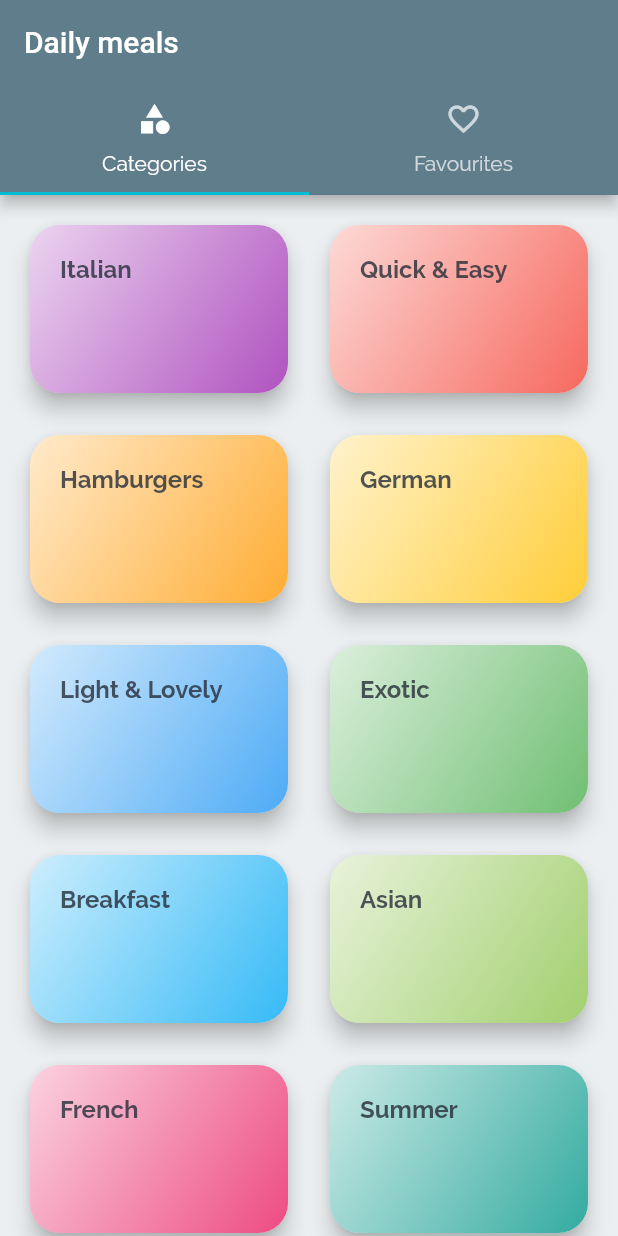
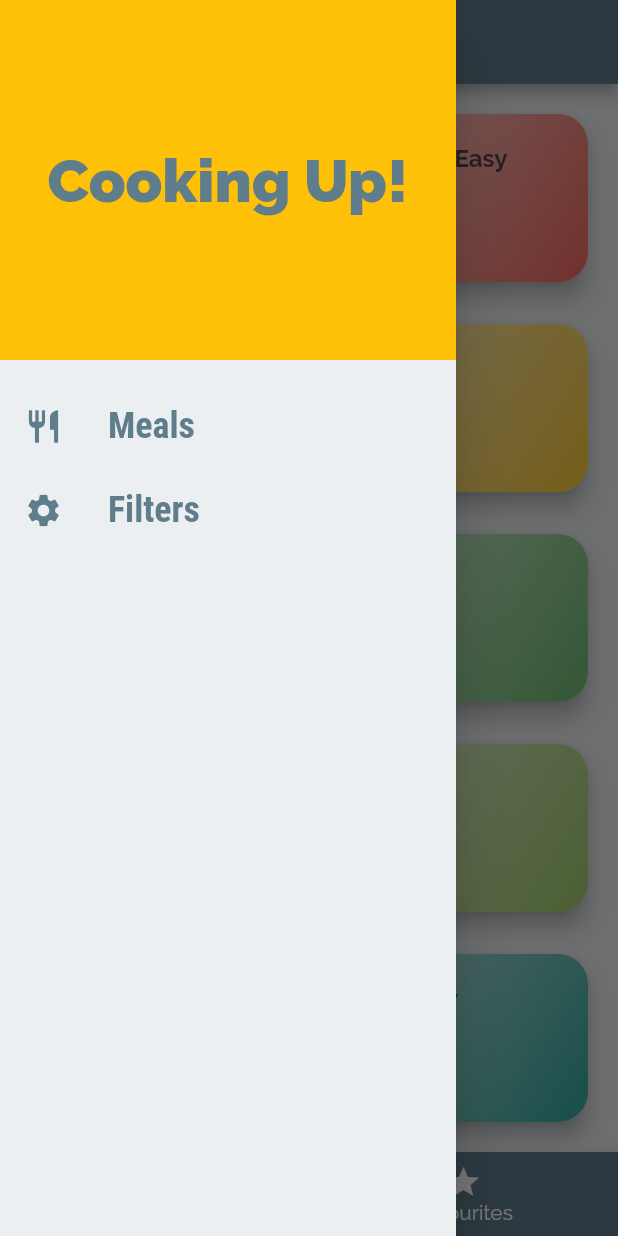
Before and after one commit to My-Personal-Flutter/Daily-Meals, a Flutter app: the screen it shows after launch, with the side drawer open (before the commit the screen has no drawer), on a phone screen of 412 x 824 dp. Run offline on Flutter 3.47's test engine with Material 2 defaults, Android fonts, the phone set to English and light mode, and no system bars.

Commit message:
perfectly done Drawer and Appbar

```diff
--- a/lib/main.dart
+++ b/lib/main.dart
@@ -1,7 +1,9 @@
 import 'package:daily_meals/screens/category_meals_screen.dart';
 import 'package:daily_meals/screens/catgories_screen.dart';
+import 'package:daily_meals/screens/favourites_screen.dart';
+import 'package:daily_meals/screens/filters_screen.dart';
 import 'package:daily_meals/screens/meal_detail_screen.dart';
-import 'package:daily_meals/screens/something_wrong.dart';
+import 'package:daily_meals/screens/something_wrong_screen.dart';
 import 'package:daily_meals/screens/tabs_screen.dart';
 import 'package:flutter/material.dart';
 
@@ -19,7 +21,8 @@ class MyApp extends StatelessWidget {
         colorScheme: ColorScheme.fromSwatch(
           primarySwatch: Colors.blueGrey,
         ).copyWith(
-          secondary: Colors.cyan,
+          secondary: Colors.amber,
+          onSecondary: Colors.white,
         ),
         canvasColor: Colors.blueGrey[50],
         fontFamily: "Raleway",
@@ -45,6 +48,8 @@ class MyApp extends StatelessWidget {
         CategoriesScreen.routeName: (ctx) => const CategoriesScreen(),
         CategoryMealsScreen.routeName: (ctx) => const CategoryMealsScreen(),
         MealDetailScreen.routeName: (ctx) => const MealDetailScreen(),
+        FavouriteScreen.routeName: (ctx) => const FavouriteScreen(),
+        FiltersScreen.routeName: (ctx) => const FiltersScreen(),
       },
       onGenerateRoute: (setting) {
         //
--- a/lib/screens/favourites_screen.dart
+++ b/lib/screens/favourites_screen.dart
@@ -1,6 +1,8 @@
 import 'package:flutter/material.dart';
 
 class FavouriteScreen extends StatelessWidget {
+  static const routeName = "/favourites";
+
   const FavouriteScreen({Key? key}) : super(key: key);
 
   @override
--- /dev/null
+++ b/lib/screens/filters_screen.dart
@@ -0,0 +1,22 @@
+import 'package:daily_meals/widgets/main_drawer.dart';
+import 'package:flutter/material.dart';
+
+class FiltersScreen extends StatelessWidget {
+  static const routeName = "/filters";
+
+  const FiltersScreen({Key? key}) : super(key: key);
+
+  @override
+  Widget build(BuildContext context) {
+    return Scaffold(
+      appBar: AppBar(
+        title: const Text("Filters"),
+        centerTitle: false,
+      ),
+      drawer: const MainDrawer(),
+      body: const Center(
+        child: Text("Hello Detective"),
+      ),
+    );
+  }
+}
--- a/lib/screens/meal_detail_screen.dart
+++ b/lib/screens/meal_detail_screen.dart
@@ -70,10 +70,7 @@ class MealDetailScreen extends StatelessWidget {
               _buildContainerWithListitem(
                 ListView.builder(
                   itemBuilder: (ctx, index) => Card(
-                    color: Theme.of(context)
-                        .colorScheme
-                        .secondary
-                        .withOpacity(0.5),
+                    color: Theme.of(context).colorScheme.secondary,
                     child: Padding(
                       padding: const EdgeInsets.symmetric(
                           vertical: 12, horizontal: 16),
@@ -82,7 +79,6 @@ class MealDetailScreen extends StatelessWidget {
                         style: const TextStyle(
                           fontFamily: "Raleway",
                           fontSize: 14,
-                          color: Colors.white,
                           fontWeight: FontWeight.bold,
                         ),
                       ),
--- a/lib/screens/tabs_screen.dart
+++ b/lib/screens/tabs_screen.dart
@@ -1,5 +1,6 @@
 import 'package:daily_meals/screens/catgories_screen.dart';
 import 'package:daily_meals/screens/favourites_screen.dart';
+import 'package:daily_meals/widgets/main_drawer.dart';
 import 'package:flutter/material.dart';
 
 class TabsScreen extends StatefulWidget {
@@ -10,38 +11,52 @@ class TabsScreen extends StatefulWidget {
 }
 
 class _TabsScreenState extends State<TabsScreen> {
+  final List<Map<String, Object>> _pages = const [
+    {
+      "page": CategoriesScreen(),
+      "title": "Categories",
+    },
+    {"page": FavouriteScreen(), "title": "Favourites"},
+  ];
+
+  int _selectedPageIndex = 0;
+
+  void _selectPage(int index) {
+    setState(() {
+      _selectedPageIndex = index;
+    });
+  }
+
   @override
   Widget build(BuildContext context) {
-    return DefaultTabController(
-      length: 2,
-      initialIndex: 0,
-      child: Scaffold(
-        appBar: AppBar(
-          title: const Text("Daily meals"),
-          centerTitle: false,
-          bottom: const TabBar(
-            tabs: [
-              Tab(
-                icon: Icon(
-                  Icons.category,
-                ),
-                text: 'Categories',
-              ),
-              Tab(
-                icon: Icon(
-                  Icons.favorite_outline,
-                ),
-                text: 'Favourites',
-              )
-            ],
+    return Scaffold(
+      appBar: AppBar(
+        title: Text(_pages[_selectedPageIndex]['title'] as String),
+        centerTitle: false,
+      ),
+      drawer: const MainDrawer(),
+      body: _pages[_selectedPageIndex]["page"] as Widget,
+      bottomNavigationBar: BottomNavigationBar(
+        onTap: _selectPage,
+        currentIndex: _selectedPageIndex,
+        backgroundColor: Theme.of(context).primaryColor,
+        selectedItemColor: Theme.of(context).colorScheme.secondary,
+        unselectedItemColor: Theme.of(context).colorScheme.onSecondary,
+        selectedFontSize: 14,
+        unselectedFontSize: 14,
+        type: BottomNavigationBarType.fixed,
+        items: const [
+          BottomNavigationBarItem(
+            //  backgroundColor: Theme.of(context).primaryColor,
+            icon: Icon(Icons.category),
+            label: "Categories",
           ),
-        ),
-        body: const SafeArea(
-          child: TabBarView(children: [
-            CategoriesScreen(),
-            FavouriteScreen(),
-          ]),
-        ),
+          BottomNavigationBarItem(
+            //  backgroundColor: Theme.of(context).primaryColor,
+            icon: Icon(Icons.star),
+            label: "Favourites",
+          ),
+        ],
       ),
     );
   }
--- /dev/null
+++ b/lib/widgets/main_drawer.dart
@@ -0,0 +1,78 @@
+import 'package:daily_meals/screens/filters_screen.dart';
+import 'package:flutter/material.dart';
+
+class MainDrawer extends StatelessWidget {
+  const MainDrawer({Key? key}) : super(key: key);
+
+  Widget _buildListTile(
+    BuildContext context,
+    String title,
+    IconData icon,
+    Function onTapHandler,
+  ) {
+    return ListTile(
+      leading: Icon(
+        icon,
+        size: 26,
+        color: Theme.of(context).primaryColor,
+      ),
+      title: Text(
+        title,
+        style: TextStyle(
+          fontFamily: "RobotoCondensed",
+          fontSize: 24,
+          fontWeight: FontWeight.bold,
+          color: Theme.of(context).primaryColor,
+        ),
+      ),
+      onTap: () {
+        onTapHandler();
+      },
+    );
+  }
+
+  @override
+  Widget build(BuildContext context) {
+    return Drawer(
+      child: Column(
+        children: [
+          Container(
+            height: 240,
+            width: double.infinity,
+            padding: const EdgeInsets.all(20),
+            alignment: Alignment.center,
+            color: Theme.of(context).colorScheme.secondary,
+            child: Text(
+              "Cooking Up!",
+              style: TextStyle(
+                fontWeight: FontWeight.w900,
+                fontSize: 40,
+                color: Theme.of(context).primaryColor,
+              ),
+            ),
+          ),
+          const SizedBox(
+            height: 16,
+          ),
+          _buildListTile(
+            context,
+            "Meals",
+            Icons.restaurant,
+            () {
+              Navigator.of(context).pushReplacementNamed('/');
+            },
+          ),
+          _buildListTile(
+            context,
+            "Filters",
+            Icons.settings,
+            () {
+              Navigator.of(context)
+                  .pushReplacementNamed(FiltersScreen.routeName);
+            },
+          ),
+        ],
+      ),
+    );
+  }
+}
```
Also changed, not shown: lib/screens/something_wrong_screen.dart (renamed from lib/screens/something_wrong.dart).
